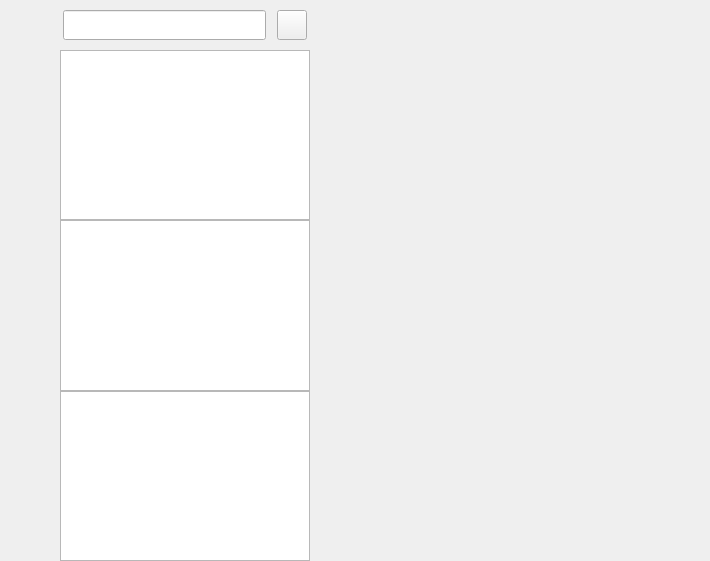
Qt form src/ui/page/chat/chatpage.ui (Norym-L/myChatClient) before a commit.
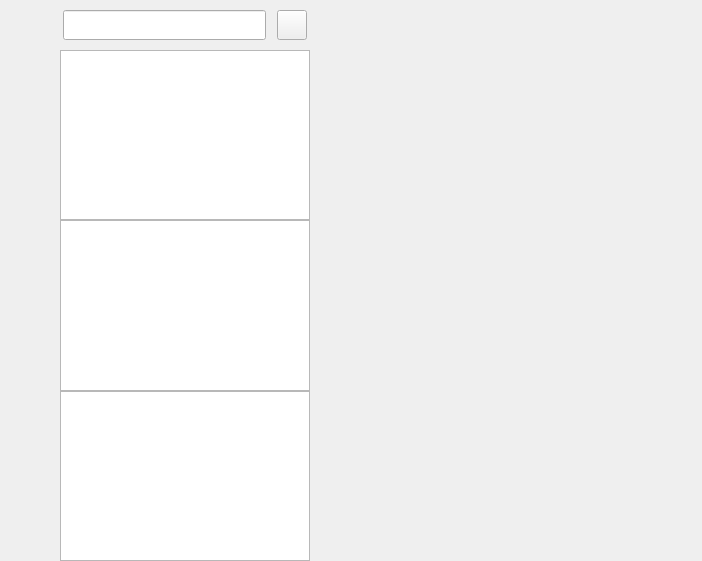
The same form after that commit. Custom widgets are drawn as their Qt base class.

The edit to the form file:
```diff
--- a/src/ui/page/chat/chatpage.ui
+++ b/src/ui/page/chat/chatpage.ui
@@ -6,7 +6,7 @@
    <rect>
     <x>0</x>
     <y>0</y>
-    <width>710</width>
+    <width>702</width>
     <height>561</height>
    </rect>
   </property>
@@ -69,10 +69,10 @@
        <widget class="QWidget" name="widget" native="true">
         <layout class="QVBoxLayout" name="verticalLayout_3">
          <property name="spacing">
-          <number>30</number>
+          <number>20</number>
          </property>
          <property name="leftMargin">
-          <number>15</number>
+          <number>10</number>
          </property>
          <property name="topMargin">
           <number>0</number>
@@ -87,22 +87,19 @@
           <widget class="QLabel" name="side_chat_label">
            <property name="minimumSize">
             <size>
-             <width>30</width>
-             <height>30</height>
+             <width>40</width>
+             <height>40</height>
             </size>
            </property>
            <property name="maximumSize">
             <size>
-             <width>30</width>
-             <height>30</height>
+             <width>40</width>
+             <height>40</height>
             </size>
            </property>
            <property name="text">
             <string/>
            </property>
-           <property name="alignment">
-            <set>Qt::AlignmentFlag::AlignCenter</set>
-           </property>
           </widget>
          </item>
          <item>
@@ -299,6 +296,12 @@
    <header>ui/page/chat/chatPage/interchatpage.h</header>
    <container>1</container>
   </customwidget>
+  <customwidget>
+   <class>StateWidget</class>
+   <extends>QWidget</extends>
+   <header location="global">ui/components/StateWidget.h</header>
+   <container>1</container>
+  </customwidget>
  </customwidgets>
  <resources>
   <include location="../../../../rc.qrc"/>
```
Left out of the diff: 36 changed lines with no effect on the pictures.
